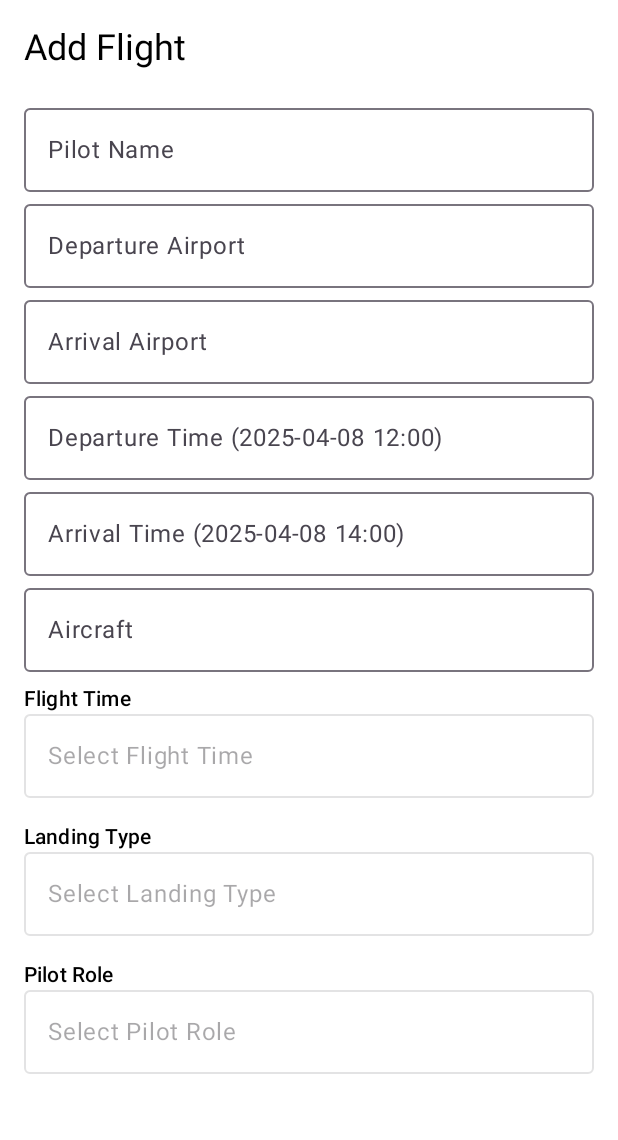
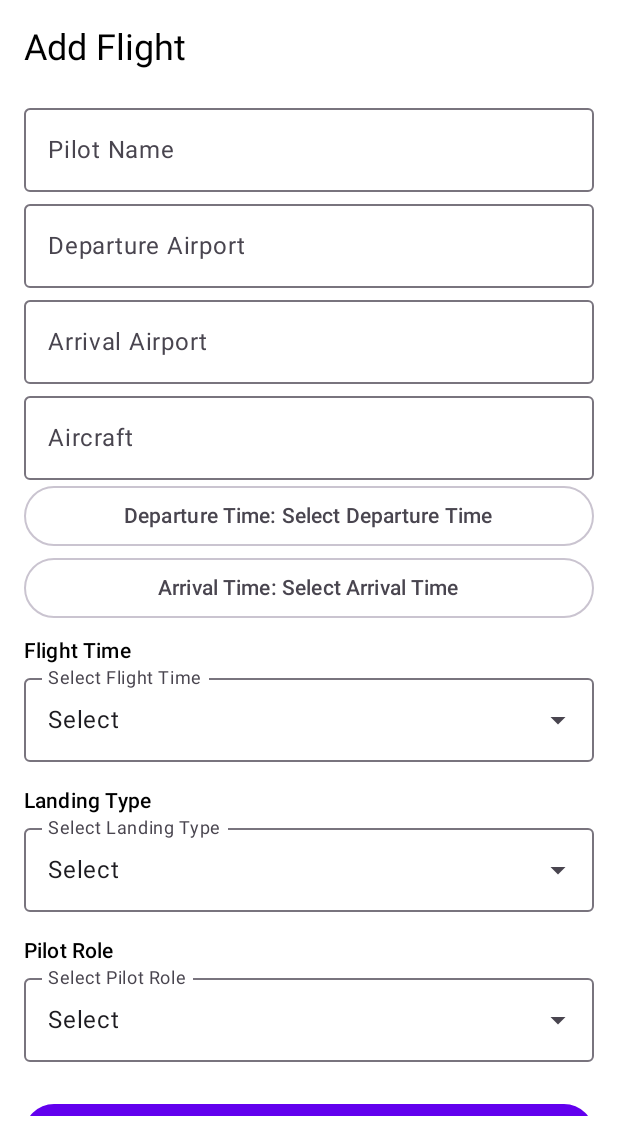
Before and after one commit to DejmianMihailov/Project-Logbook-Mobile, an Android app built with Jetpack Compose: the AddFlightScreen screen opened through its navigation route, on a phone screen of 412 x 824 dp, the part 96-1236 px from its top. Run offline under Robolectric (Android 15) with nearby library versions, the phone set to English and light mode, and no system bars; our stand-ins replace Room's generated code; 1 statement that could not run was skipped.

Commit message:
Saving Local Flights

```diff
--- a/app/src/main/java/com/example/mobilelogbook/data/ApiService.kt
+++ b/app/src/main/java/com/example/mobilelogbook/data/ApiService.kt
@@ -1,6 +1,5 @@
 package com.example.mobilelogbook.data
 
-import com.example.mobilelogbook.data.FlightEntity
 import okhttp3.OkHttpClient
 import retrofit2.Retrofit
 import retrofit2.converter.gson.GsonConverterFactory
@@ -19,12 +18,12 @@ interface ApiService {
 
     @POST("flight_log")
     suspend fun addFlight(
-        @Body flight: FlightEntity
+        @Body flight: Map<String, Any>
     ): Response<Void>
 
     @PATCH("flight_log")
     suspend fun updateFlight(
-        @Body flight: FlightEntity,
+        @Body flight: Map<String, Any>,
         @Query("id") id: String
     ): Response<Void>
 
@@ -53,3 +52,7 @@ interface ApiService {
         }
     }
 }
+
+
+//        private const val BASE_URL = "https://aobcyifoourdxqekneuc.supabase.co/rest/v1/"
+//        private const val API_KEY = "eyJhbGciOiJIUzI1NiIsInR5cCI6IkpXVCJ9.eyJpc3MiOiJzdXBhYmFzZSIsInJlZiI6ImFvYmN5aWZvb3VyZHhxZWtuZXVjIiwicm9sZSI6ImFub24iLCJpYXQiOjE3NDAzMjgwNzUsImV4cCI6MjA1NTkwNDA3NX0.0q2WRoKr9MQS5ByjV3fAh1s-McE4moG76FjjddYW7bg"
--- a/app/src/main/java/com/example/mobilelogbook/data/FlightDatabase.kt
+++ b/app/src/main/java/com/example/mobilelogbook/data/FlightDatabase.kt
@@ -5,7 +5,7 @@ import androidx.room.Database
 import androidx.room.Room
 import androidx.room.RoomDatabase
 
-@Database(entities = [FlightEntity::class], version = 3, exportSchema = false)
+@Database(entities = [FlightEntity::class], version = 7, exportSchema = false)
 abstract class FlightDatabase : RoomDatabase() {
     abstract fun flightDao(): FlightDao
 
--- a/app/src/main/java/com/example/mobilelogbook/ui/components/LabeledDropdown.kt
+++ b/app/src/main/java/com/example/mobilelogbook/ui/components/LabeledDropdown.kt
@@ -7,33 +7,42 @@ import androidx.compose.runtime.*
 import androidx.compose.ui.Modifier
 import androidx.compose.ui.unit.dp
 
+@OptIn(ExperimentalMaterial3Api::class)
 @Composable
 fun LabeledDropdown(
     label: String,
-    options: List<Pair<Int, String>>, // ID + display text
+    options: List<Pair<Int, String>>,
     selectedId: Int?,
     onSelectedChange: (Int) -> Unit,
     modifier: Modifier = Modifier
 ) {
     var expanded by remember { mutableStateOf(false) }
-    val selectedText = options.firstOrNull { it.first == selectedId }?.second ?: "Select $label"
+
+    val selectedText = options.find { it.first == selectedId }?.second ?: "Select"
 
     Column(modifier = modifier.padding(vertical = 8.dp)) {
         Text(text = label, style = MaterialTheme.typography.labelLarge)
-        Box {
+        ExposedDropdownMenuBox(
+            expanded = expanded,
+            onExpandedChange = { expanded = !expanded }
+        ) {
             OutlinedTextField(
+                readOnly = true,
                 value = selectedText,
                 onValueChange = {},
+                label = { Text("Select $label") },
+                trailingIcon = { ExposedDropdownMenuDefaults.TrailingIcon(expanded = expanded) },
                 modifier = Modifier
+                    .menuAnchor()
                     .fillMaxWidth()
-                    .clickable { expanded = true },
-                readOnly = true,
-                enabled = false
             )
-            DropdownMenu(expanded = expanded, onDismissRequest = { expanded = false }) {
-                options.forEach { (id, labelText) ->
+            ExposedDropdownMenu(
+                expanded = expanded,
+                onDismissRequest = { expanded = false }
+            ) {
+                options.forEach { (id, text) ->
                     DropdownMenuItem(
-                        text = { Text(labelText) },
+                        text = { Text(text) },
                         onClick = {
                             onSelectedChange(id)
                             expanded = false
--- a/app/src/main/java/com/example/mobilelogbook/ui/screens/AddFlightScreen.kt
+++ b/app/src/main/java/com/example/mobilelogbook/ui/screens/AddFlightScreen.kt
@@ -13,8 +13,12 @@ import androidx.navigation.NavController
 import com.example.mobilelogbook.data.FlightEntity
 import com.example.mobilelogbook.repository.FlightRepository
 import com.example.mobilelogbook.session.UserSession
+import com.example.mobilelogbook.ui.components.DateTimePickerDialog
 import com.example.mobilelogbook.ui.components.LabeledDropdown
 import kotlinx.coroutines.launch
+import java.time.Duration
+import java.time.LocalDateTime
+import java.time.format.DateTimeFormatter
 
 @OptIn(ExperimentalMaterial3Api::class)
 @Composable
@@ -30,12 +34,15 @@ fun AddFlightScreen(
     val scrollState = rememberScrollState()
     val snackbarHostState = remember { SnackbarHostState() }
 
+    val isoFormatter = DateTimeFormatter.ofPattern("yyyy-MM-dd HH:mm")
+
     var pilotName by remember { mutableStateOf("") }
     var departureAirport by remember { mutableStateOf("") }
     var arrivalAirport by remember { mutableStateOf("") }
-    var departureTime by remember { mutableStateOf("") }
-    var arrivalTime by remember { mutableStateOf("") }
     var aircraft by remember { mutableStateOf("") }
+
+    var departureTime by remember { mutableStateOf<LocalDateTime?>(null) }
+    var arrivalTime by remember { mutableStateOf<LocalDateTime?>(null) }
 
     val flightTimeOptions = listOf(1 to "Short (0–30 min)", 2 to "Medium (30–60 min)", 3 to "Long (> 60 min)")
     val landingOptions = listOf(1 to "Day Landing", 2 to "Night Landing")
@@ -45,14 +52,11 @@ fun AddFlightScreen(
     var selectedLandingId by remember { mutableStateOf<Int?>(null) }
     var selectedPilotFunctionId by remember { mutableStateOf<Int?>(null) }
 
-    Scaffold(
-        snackbarHost = { SnackbarHost(snackbarHostState) }
-    ) { paddingValues ->
+    Scaffold(snackbarHost = { SnackbarHost(snackbarHostState) }) { padding ->
         Column(
             modifier = modifier
-                .padding(paddingValues)
+                .padding(padding)
                 .padding(16.dp)
-                .fillMaxSize()
                 .verticalScroll(scrollState)
         ) {
             Text("Add Flight", style = MaterialTheme.typography.headlineSmall)
@@ -61,66 +65,68 @@ fun AddFlightScreen(
             OutlinedTextField(pilotName, { pilotName = it }, label = { Text("Pilot Name") }, modifier = Modifier.fillMaxWidth())
             OutlinedTextField(departureAirport, { departureAirport = it }, label = { Text("Departure Airport") }, modifier = Modifier.fillMaxWidth())
             OutlinedTextField(arrivalAirport, { arrivalAirport = it }, label = { Text("Arrival Airport") }, modifier = Modifier.fillMaxWidth())
-            OutlinedTextField(departureTime, { departureTime = it }, label = { Text("Departure Time (2025-04-08 12:00)") }, modifier = Modifier.fillMaxWidth())
-            OutlinedTextField(arrivalTime, { arrivalTime = it }, label = { Text("Arrival Time (2025-04-08 14:00)") }, modifier = Modifier.fillMaxWidth())
             OutlinedTextField(aircraft, { aircraft = it }, label = { Text("Aircraft") }, modifier = Modifier.fillMaxWidth())
 
-            LabeledDropdown(
-                label = "Flight Time",
-                options = flightTimeOptions,
-                selectedId = selectedFlightTimeId,
-                onSelectedChange = { selectedFlightTimeId = it },
+            DateTimePickerDialog(
+                label = "Departure Time",
+                selectedDateTime = departureTime,
+                onDateTimeSelected = { departureTime = it },
                 modifier = Modifier.fillMaxWidth()
             )
 
-            LabeledDropdown(
-                label = "Landing Type",
-                options = landingOptions,
-                selectedId = selectedLandingId,
-                onSelectedChange = { selectedLandingId = it },
+            DateTimePickerDialog(
+                label = "Arrival Time",
+                selectedDateTime = arrivalTime,
+                onDateTimeSelected = { arrivalTime = it },
                 modifier = Modifier.fillMaxWidth()
             )
 
-            LabeledDropdown(
-                label = "Pilot Role",
-                options = pilotFunctionOptions,
-                selectedId = selectedPilotFunctionId,
-                onSelectedChange = { selectedPilotFunctionId = it },
-                modifier = Modifier.fillMaxWidth()
-            )
+            LabeledDropdown("Flight Time", flightTimeOptions, selectedFlightTimeId, { selectedFlightTimeId = it }, Modifier.fillMaxWidth())
+            LabeledDropdown("Landing Type", landingOptions, selectedLandingId, { selectedLandingId = it }, Modifier.fillMaxWidth())
+            LabeledDropdown("Pilot Role", pilotFunctionOptions, selectedPilotFunctionId, { selectedPilotFunctionId = it }, Modifier.fillMaxWidth())
 
             Spacer(modifier = Modifier.height(16.dp))
 
             Button(
                 onClick = {
                     coroutineScope.launch {
+                        val currentUsername = UserSession.getUsername()
+                        if (currentUsername.isNullOrBlank()) {
+                            Toast.makeText(context, "⚠️ Not logged in", Toast.LENGTH_LONG).show()
+                            return@launch
+                        }
+
                         if (pilotName.isBlank() || departureAirport.isBlank() || arrivalAirport.isBlank()
-                            || departureTime.isBlank() || arrivalTime.isBlank()
+                            || departureTime == null || arrivalTime == null
                             || selectedFlightTimeId == null || selectedLandingId == null || selectedPilotFunctionId == null
                         ) {
                             Toast.makeText(context, "Please fill all fields", Toast.LENGTH_SHORT).show()
                             return@launch
                         }
 
-                        val newFlight = FlightEntity(
+                        try {
+                            val duration = Duration.between(departureTime, arrivalTime).toMinutes().toInt()
+                            val flight = FlightEntity(
                                 pilotName = pilotName.trim(),
                                 departureAirport = departureAirport.trim(),
                                 arrivalAirport = arrivalAirport.trim(),
-                            departureTime = departureTime.trim(),
-                            arrivalTime = arrivalTime.trim(),
+                                departureTime = departureTime!!.format(isoFormatter),
+                                arrivalTime = arrivalTime!!.format(isoFormatter),
+                                flightDuration = duration,
                                 aircraft = aircraft.trim(),
+                                username = currentUsername,
+                                status = "pending",
                                 flightTimeId = selectedFlightTimeId!!.toLong(),
                                 landingId = selectedLandingId!!.toLong(),
-                            pilotFunctionId = selectedPilotFunctionId!!.toLong(),
-                            username = UserSession.getUsername() ?: "unknown",
-                            status = "pending"
+                                pilotFunctionId = selectedPilotFunctionId!!.toLong()
                             )
-
-                        repository.addFlight(newFlight)
-                        snackbarHostState.showSnackbar("✅ Flight added successfully")
-
+                            repository.addFlight(flight)
+                            snackbarHostState.showSnackbar("✅ Flight added")
                             onFlightSaved?.invoke()
                             navController.popBackStack()
+                        } catch (e: Exception) {
+                            Toast.makeText(context, "❌ Error: ${e.message}", Toast.LENGTH_LONG).show()
+                        }
                     }
                 },
                 modifier = Modifier.fillMaxWidth()
@@ -138,8 +144,6 @@ fun AddFlightScreen(
                     Text("← Back to Flights")
                 }
             }
-
-            Spacer(modifier = Modifier.height(32.dp))
         }
     }
 }
```
Also changed, not shown: app/src/main/java/com/example/mobilelogbook/data/FlightEntity.kt (+25 -10 lines), app/src/main/java/com/example/mobilelogbook/repository/FlightRepository.kt (+31 -39 lines), app/src/main/java/com/example/mobilelogbook/ui/MainScreen.kt (+5 -5 lines), app/src/main/java/com/example/mobilelogbook/ui/components/DateTimePickerDialog.kt (added, +85 -0 lines), app/src/main/java/com/example/mobilelogbook/ui/screens/FlightListScreen.kt (+22 -38 lines), 2 other files. Lines whose indentation alone changed are shown as unchanged.
